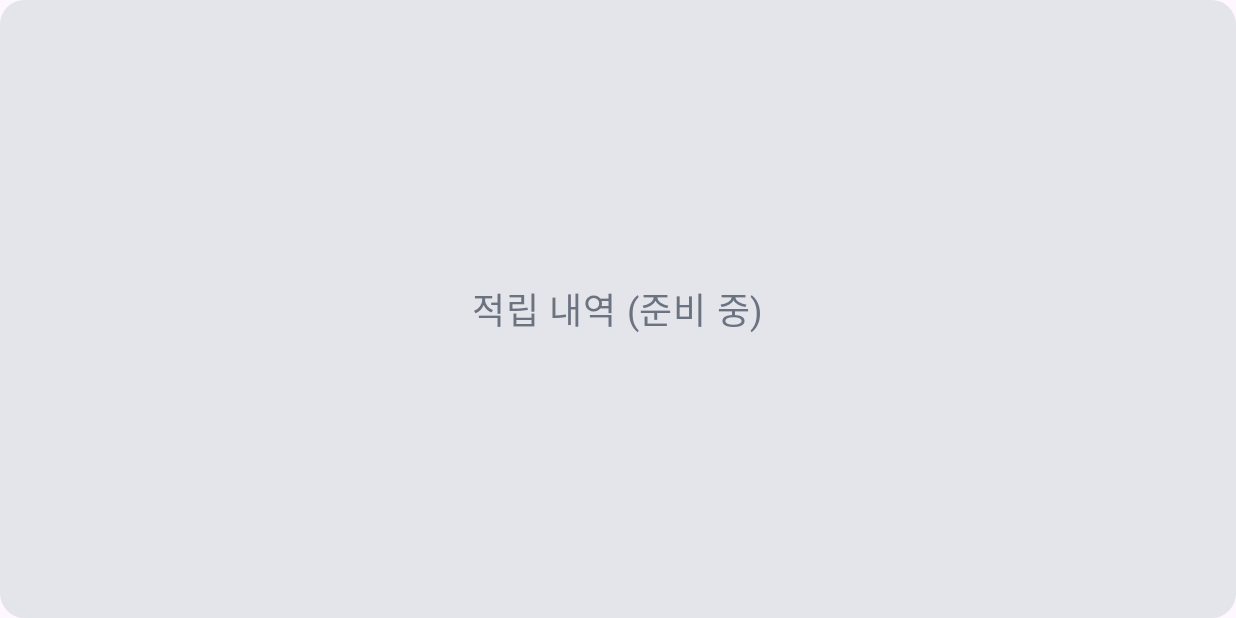
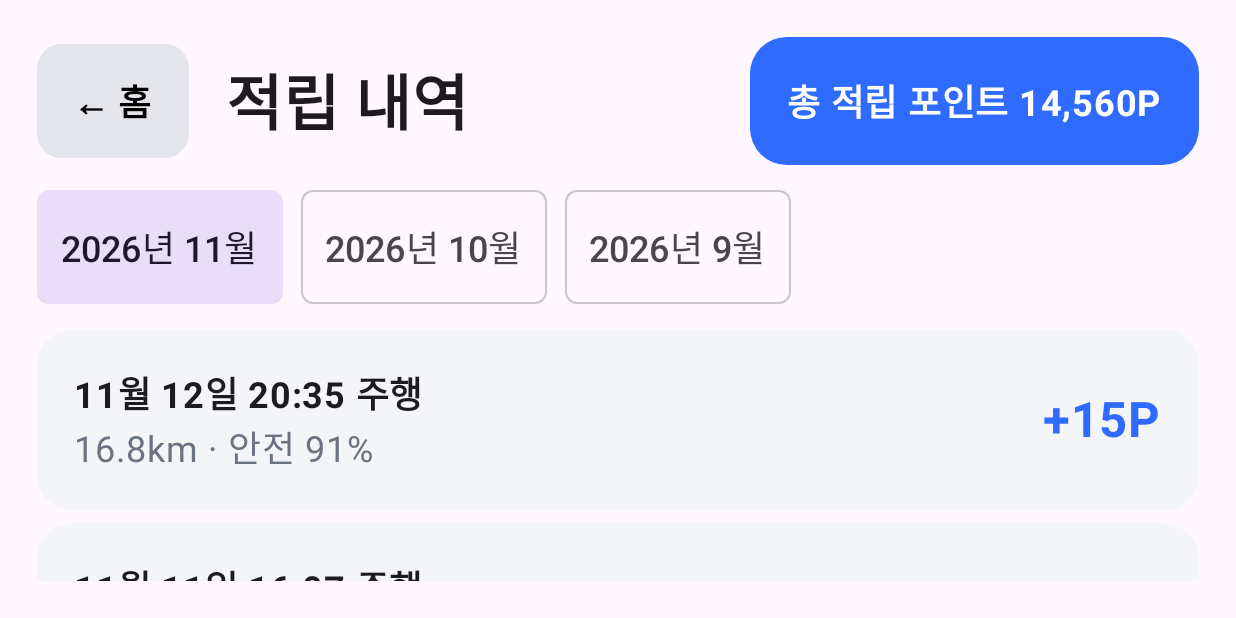
Before and after one commit to cherrymixy/chageumtong, an Android app built with Jetpack Compose: the HistoryScreen screen opened through its navigation route, on a phone screen of 824 x 412 dp (held sideways). Run offline under Robolectric (Android 15) with nearby library versions, the phone set to English and light mode, and no system bars; libraries missing offline, so code that uses them is left out: ai.pleos.playground; 7 statements that could not run were skipped.

Commit message:
step 5: 회색박스 적립 내역 + 주행 중 제한 확인

```diff
--- a/app/src/main/java/com/pure/chageumtong/ui/AppNav.kt
+++ b/app/src/main/java/com/pure/chageumtong/ui/AppNav.kt
@@ -22,8 +22,8 @@ import androidx.navigation.compose.rememberNavController
 import androidx.navigation.navArgument
 import com.pure.chageumtong.core.AppContainer
 import com.pure.chageumtong.ui.components.BigButton
-import com.pure.chageumtong.ui.components.GrayBox
 import com.pure.chageumtong.ui.screens.analysis.AnalysisScreen
+import com.pure.chageumtong.ui.screens.history.HistoryScreen
 import com.pure.chageumtong.ui.screens.home.HomeScreen
 import com.pure.chageumtong.ui.screens.map.MapScreen
 import com.pure.chageumtong.ui.screens.shop.ShopScreen
@@ -71,7 +71,9 @@ fun AppRoot(container: AppContainer, modifier: Modifier = Modifier) {
             }
             composable("map") { MapScreen(vm) }
             composable("shop") { ShopScreen(vm) }
-            composable("history") { GrayBox("적립 내역 (준비 중)", Modifier.fillMaxSize()) }
+            composable("history") {
+                HistoryScreen(vm, onOpenSession = { id -> nav.navigate("analysis/$id?readonly=true") }, onBack = { nav.popBackStack() })
+            }
         }
         // 좌하단 플로팅 탭바: 홈/지도/상점에서만
         if (route in TABS.map { it.first }) {
--- /dev/null
+++ b/app/src/main/java/com/pure/chageumtong/ui/screens/history/HistoryScreen.kt
@@ -0,0 +1,116 @@
+package com.pure.chageumtong.ui.screens.history
+
+import androidx.compose.foundation.clickable
+import androidx.compose.foundation.layout.Arrangement
+import androidx.compose.foundation.layout.Column
+import androidx.compose.foundation.layout.Row
+import androidx.compose.foundation.layout.fillMaxSize
+import androidx.compose.foundation.layout.fillMaxWidth
+import androidx.compose.foundation.layout.heightIn
+import androidx.compose.foundation.layout.padding
+import androidx.compose.foundation.lazy.LazyColumn
+import androidx.compose.foundation.lazy.LazyRow
+import androidx.compose.foundation.lazy.items
+import androidx.compose.material3.FilterChip
+import androidx.compose.material3.Text
+import androidx.compose.runtime.Composable
+import androidx.compose.runtime.collectAsState
+import androidx.compose.runtime.getValue
+import androidx.compose.runtime.mutableStateOf
+import androidx.compose.runtime.remember
+import androidx.compose.runtime.setValue
+import androidx.compose.ui.Alignment
+import androidx.compose.ui.Modifier
+import androidx.compose.ui.graphics.Color
+import androidx.compose.ui.text.font.FontWeight
+import com.pure.chageumtong.domain.DriveSession
+import com.pure.chageumtong.domain.PointTx
+import com.pure.chageumtong.ui.AppViewModel
+import com.pure.chageumtong.ui.components.BigButton
+import com.pure.chageumtong.ui.components.Label
+import com.pure.chageumtong.ui.components.SectionCard
+import com.pure.chageumtong.ui.components.fmtKm
+import com.pure.chageumtong.ui.components.fmtP
+import com.pure.chageumtong.ui.theme.BODY
+import com.pure.chageumtong.ui.theme.Blue
+import com.pure.chageumtong.ui.theme.BoxGray
+import com.pure.chageumtong.ui.theme.MIN_TOUCH
+import com.pure.chageumtong.ui.theme.Orange
+import com.pure.chageumtong.ui.theme.fig
+import com.pure.chageumtong.ui.theme.figSp
+import java.time.Instant
+import java.time.YearMonth
+import java.time.format.DateTimeFormatter
+
+/** 적립 내역 한 줄: 주행(세션) 또는 세션 없는 거래(사용·이전 적립) */
+private sealed interface Item {
+    val at: Long
+    data class Drive(val s: DriveSession) : Item { override val at get() = s.startedAt }
+    data class Tx(val tx: PointTx) : Item { override val at get() = tx.at }
+}
+
+/** 적립 내역 (PRD §6.5) */
+@Composable
+fun HistoryScreen(vm: AppViewModel, onOpenSession: (String) -> Unit, onBack: () -> Unit) {
+    val data by vm.data.collectAsState()
+    val zone = vm.zone
+    val items = (data.sessions.map { Item.Drive(it) } + data.txs.filter { it.sessionId == null }.map { Item.Tx(it) })
+        .sortedByDescending { it.at }
+    fun ym(t: Long) = YearMonth.from(Instant.ofEpochMilli(t).atZone(zone))
+    val months = items.map { ym(it.at) }.distinct()
+    var month by remember { mutableStateOf<YearMonth?>(null) }
+    val current = month ?: months.firstOrNull()
+    val fmt = remember(zone) { DateTimeFormatter.ofPattern("M월 d일 HH:mm").withZone(zone) }
+
+    Column(Modifier.fillMaxSize().padding(fig(24)), verticalArrangement = Arrangement.spacedBy(fig(16))) {
+        Row(verticalAlignment = Alignment.CenterVertically, horizontalArrangement = Arrangement.spacedBy(fig(24))) {
+            BigButton("← 홈", onBack, container = BoxGray, content = Color.Black)
+            Text("적립 내역", fontSize = figSp(40), fontWeight = FontWeight.Bold, modifier = Modifier.weight(1f))
+            SectionCard(color = Blue) {
+                Text("총 적립 포인트 ${fmtP(data.totalPoints)}P", fontSize = BODY, fontWeight = FontWeight.Bold, color = Color.White)
+            }
+        }
+        LazyRow(horizontalArrangement = Arrangement.spacedBy(fig(12))) {
+            items(months) { m ->
+                FilterChip(
+                    selected = m == current,
+                    onClick = { month = m },
+                    label = { Text("${m.year}년 ${m.monthValue}월", fontSize = BODY) },
+                    modifier = Modifier.heightIn(min = MIN_TOUCH),
+                )
+            }
+        }
+        LazyColumn(Modifier.weight(1f), verticalArrangement = Arrangement.spacedBy(fig(8))) {
+            items(items.filter { ym(it.at) == current }) { item ->
+                when (item) {
+                    is Item.Drive -> HistoryRow(
+                        "${fmt.format(Instant.ofEpochMilli(item.s.startedAt))} 주행",
+                        "${fmtKm(item.s.distanceKm)}km · 안전 ${item.s.safeRatio}%",
+                        "+${fmtP(item.s.points)}P",
+                        Blue,
+                        Modifier.clickable { onOpenSession(item.s.id) },
+                    )
+                    is Item.Tx -> HistoryRow(
+                        fmt.format(Instant.ofEpochMilli(item.tx.at)),
+                        item.tx.label,
+                        (if (item.tx.amount < 0) "−" else "+") + "${fmtP(kotlin.math.abs(item.tx.amount))}P",
+                        if (item.tx.amount < 0) Orange else Blue,
+                    )
+                }
+            }
+        }
+    }
+}
+
+@Composable
+private fun HistoryRow(title: String, sub: String, amount: String, amountColor: Color, modifier: Modifier = Modifier) {
+    SectionCard(modifier.fillMaxWidth().heightIn(min = MIN_TOUCH)) {
+        Row(verticalAlignment = Alignment.CenterVertically) {
+            Column(Modifier.weight(1f)) {
+                Text(title, fontSize = BODY, fontWeight = FontWeight.Bold)
+                Label(sub)
+            }
+            Text(amount, fontSize = figSp(32), fontWeight = FontWeight.Bold, color = amountColor)
+        }
+    }
+}
```
